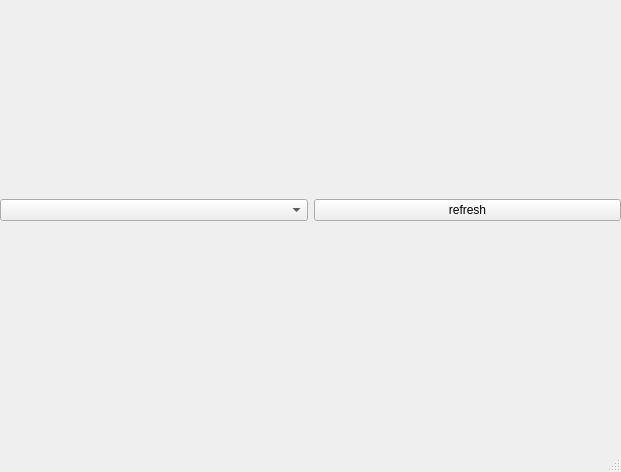
First picture: the form in src/gui/mainwindow.ui, repository david-polak/dslr-webcam, before the edit.
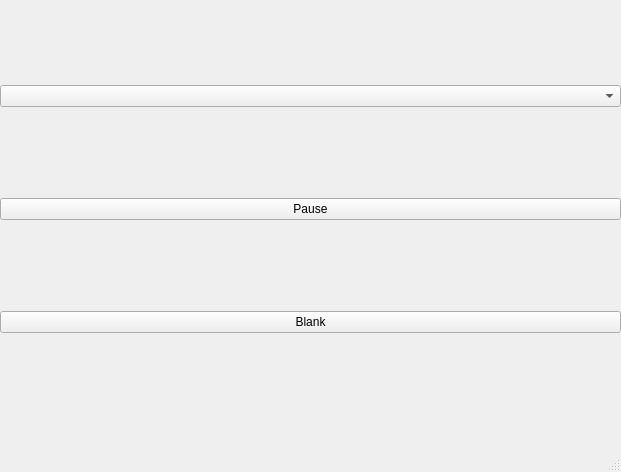
Second picture: the form after the edit.

Diff of the .ui file:
```diff
--- a/src/gui/mainwindow.ui
+++ b/src/gui/mainwindow.ui
@@ -23,14 +23,24 @@
       <height>421</height>
      </rect>
     </property>
-    <layout class="QGridLayout" name="gridLayout" columnstretch="0,0">
+    <layout class="QGridLayout" name="gridLayout" columnstretch="0">
      <item row="0" column="0">
       <widget class="QComboBox" name="cameraBox"/>
      </item>
-     <item row="0" column="1">
-      <widget class="QPushButton" name="refreshCameraButton">
+     <item row="1" column="0">
+      <widget class="QPushButton" name="pauseBtn">
        <property name="text">
-        <string>refresh</string>
+        <string>Pause</string>
+       </property>
+       <property name="flat">
+        <bool>false</bool>
+       </property>
+      </widget>
+     </item>
+     <item row="2" column="0">
+      <widget class="QPushButton" name="blankBtn">
+       <property name="text">
+        <string>Blank</string>
        </property>
       </widget>
      </item>
```
